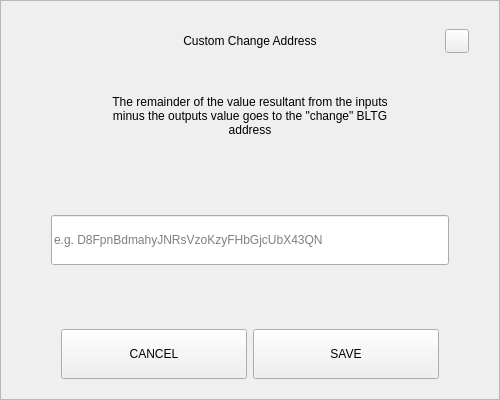
Before: the Qt Designer form src/qt/bltg/forms/sendchangeaddressdialog.ui in minerric/BLTG, drawn with Qt 5.
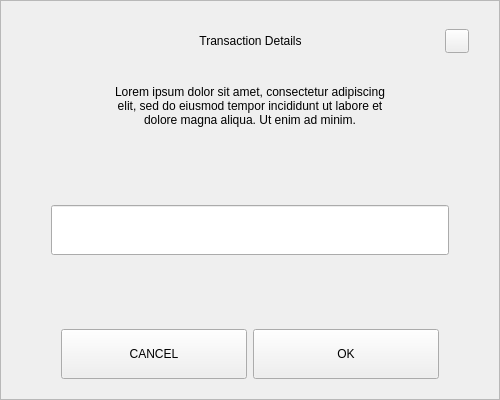
After: the same form once the commit is applied.

Patch:
```diff
--- a/src/qt/bltg/forms/sendchangeaddressdialog.ui
+++ b/src/qt/bltg/forms/sendchangeaddressdialog.ui
@@ -92,7 +92,7 @@
            <string notr="true">padding-left:24px;</string>
           </property>
           <property name="text">
-           <string>Custom Change Address</string>
+           <string>Transaction Details</string>
           </property>
           <property name="alignment">
            <set>Qt::AlignCenter</set>
@@ -160,11 +160,11 @@
         <property name="minimumSize">
          <size>
           <width>0</width>
-          <height>70</height>
+          <height>50</height>
          </size>
         </property>
         <property name="text">
-         <string>The remainder of the value resultant from the inputs minus the outputs value goes to the &quot;change&quot; BLTG address</string>
+         <string>Lorem ipsum dolor sit amet, consectetur adipiscing elit, sed do eiusmod tempor incididunt ut labore et dolore magna aliqua. Ut enim ad minim.</string>
         </property>
         <property name="alignment">
          <set>Qt::AlignCenter</set>
@@ -206,9 +206,6 @@
             <height>50</height>
            </size>
           </property>
-          <property name="placeholderText">
-           <string notr="true">e.g. D8FpnBdmahyJNRsVzoKzyFHbGjcUbX43QN</string>
-          </property>
          </widget>
         </item>
        </layout>
@@ -265,7 +262,7 @@
            <enum>Qt::NoFocus</enum>
           </property>
           <property name="text">
-           <string>SAVE</string>
+           <string>OK</string>
           </property>
          </widget>
         </item>
```
Left out of the diff: 2 changed lines with no effect on the pictures.
